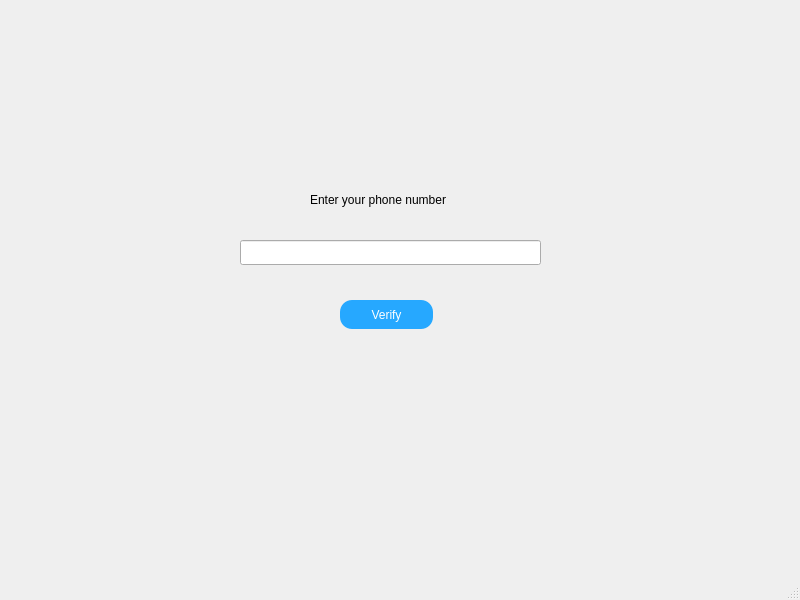
First picture: the form in client/signup_page.ui, repository mohammadmolavi/Local-messenger, before the edit.
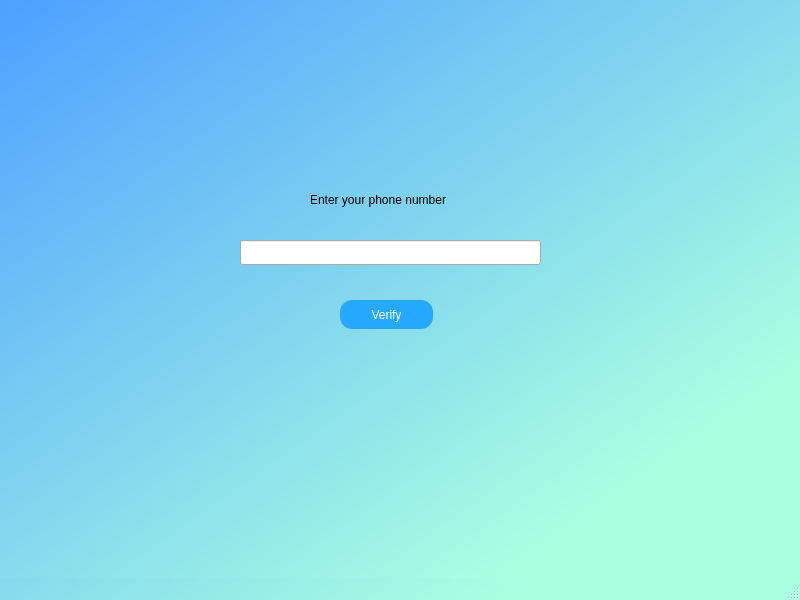
Second picture: the form after the edit.

The edit to the form file:
```diff
--- a/client/signup_page.ui
+++ b/client/signup_page.ui
@@ -13,7 +13,17 @@
   <property name="windowTitle">
    <string>MainWindow</string>
   </property>
+  <property name="styleSheet">
+   <string notr="true">QMainWindow#Signup_page{
+background-color: qlineargradient(spread:pad, x1:0.804, y1:0.823182, x2:0, y2:0, stop:0 rgba(170, 255, 225, 255), stop:1 rgba(77, 160, 255, 255));
+}</string>
+  </property>
   <widget class="QWidget" name="centralwidget">
+   <property name="styleSheet">
+    <string notr="true">QWidget#centralwidget{
+background-color: qlineargradient(spread:pad, x1:0.804, y1:0.823182, x2:0, y2:0, stop:0 rgba(170, 255, 225, 255), stop:1 rgba(77, 160, 255, 255));
+}</string>
+   </property>
    <widget class="QLabel" name="label">
     <property name="geometry">
      <rect>
```
